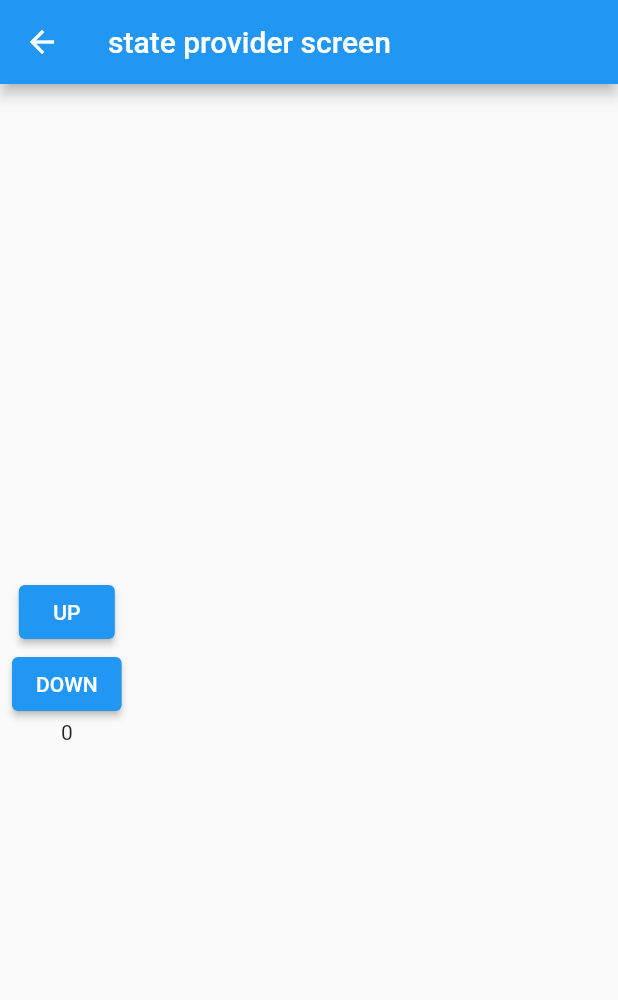
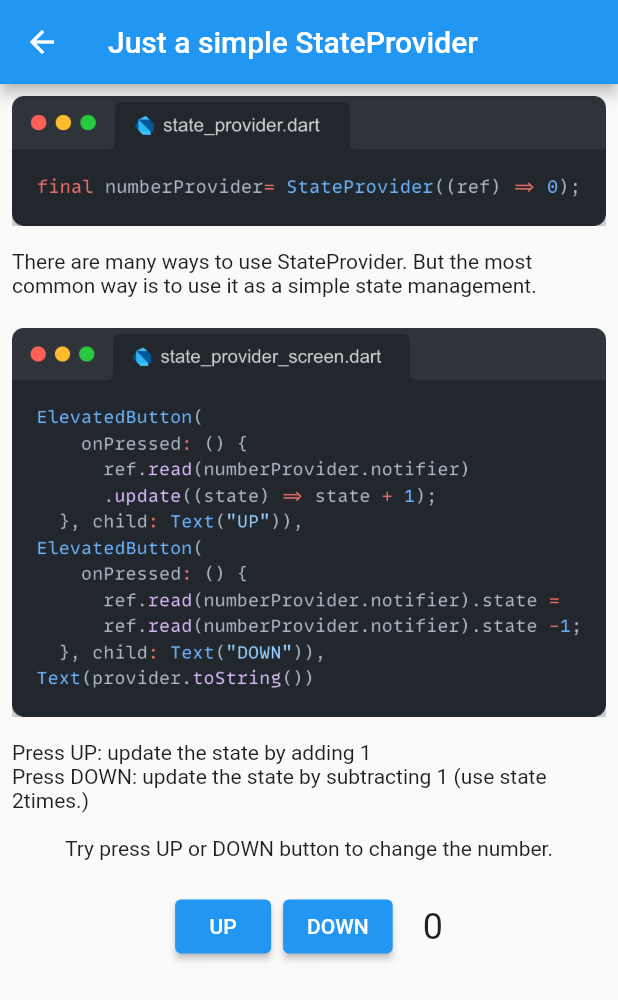
Before and after one commit to tangible-idea/riverpod_starter, a Flutter app: the screen it shows after launch, after a tap on "Just a simple StateProvider", on a phone screen of 412 x 824 dp. Shown: the top 1000 px of the screen. Run offline on Flutter 3.47's test engine with Material 2 defaults, Android fonts, the phone set to English and light mode, and no system bars; our stand-ins replace flutter_riverpod.

Commit message:
Riverpod guide1: simple StateProvider.

```diff
--- a/lib/model/test.dart
+++ b/lib/model/test.dart
@@ -0,0 +1 @@
+// write a test code.
--- a/lib/screens/state_provider_screen.dart
+++ b/lib/screens/state_provider_screen.dart
@@ -1,6 +1,6 @@
-import 'package:code_viewer/code_viewer.dart';
 import 'package:flutter/material.dart';
 import 'package:flutter_riverpod/flutter_riverpod.dart';
+import 'package:riverpod_playground/constants/app_sizes.dart';
 import 'package:riverpod_playground/layout/default_layout.dart';
 import 'package:riverpod_playground/riverpod/simple_state_provider.dart';
 
@@ -11,21 +11,35 @@ class StateProviderScreen extends ConsumerWidget {
   Widget build(BuildContext context, WidgetRef ref) {
     final provider= ref.watch(numberProvider);
 
-    return DefaultLayout(title: "state provider screen",
+    return DefaultLayout(title: "Just a simple StateProvider",
         body: SizedBox(
           child: Column(
+            mainAxisAlignment: MainAxisAlignment.start,
+            children: [
+              Image.asset("assets/codes/img_stateprovider.png"),
+              const Text("\nThere are many ways to use StateProvider. But the most common way is to use it as a simple state management."),
+              gapH20,
+              Image.asset("assets/codes/img_stateproviderscreen.png"),
+              const Text("\nPress UP: update the state by adding 1\nPress DOWN: update the state by subtracting 1 (use state 2times.)"),
+              const Text("\nTry press UP or DOWN button to change the number."),
+              gapH20,
+              Row(
                 mainAxisAlignment: MainAxisAlignment.center,
                 children: [
                 ElevatedButton(
                     onPressed: () {
                       ref.read(numberProvider.notifier).update((state) => state + 1);
-              }, child: Text("UP")),
+                    }, child: const Text("UP")),
+                gapW8,
                 ElevatedButton(
                     onPressed: () {
                       ref.read(numberProvider.notifier).state =
                           ref.read(numberProvider.notifier).state -1;
-                  }, child: Text("DOWN")),
-              Text(provider.toString())
+                    }, child: const Text("DOWN")),
+                gapW20,
+                Text(provider.toString(), style: const TextStyle(fontSize: 24))
+              ],),
+
           ],),
         ));
   }
--- a/pubspec.yaml
+++ b/pubspec.yaml
@@ -35,6 +35,7 @@ dev_dependencies:
     sdk: flutter
 
   flutter_lints: ^2.0.0
+  build_runner:
 
 # For information on the generic Dart part of this file, see the
 # following page: https://dart.dev/tools/pub/pubspec
@@ -48,9 +49,8 @@ flutter:
   uses-material-design: true
 
   # To add assets to your application, add an assets section, like this:
-  # assets:
-  #   - images/a_dot_burr.jpeg
-  #   - images/a_dot_ham.jpeg
+  assets:
+    - assets/codes/
 
   # An image asset can refer to one or more resolution-specific "variants", see
   # https://flutter.dev/assets-and-images/#resolution-aware
```
Also changed, not shown: lib/constants/app_sizes.dart (added, +36 -0 lines), assets/codes/img_stateprovider.png (added), assets/codes/img_stateproviderscreen.png (added), lib/generated/assets.dart (added). Lines whose indentation alone changed are shown as unchanged.
